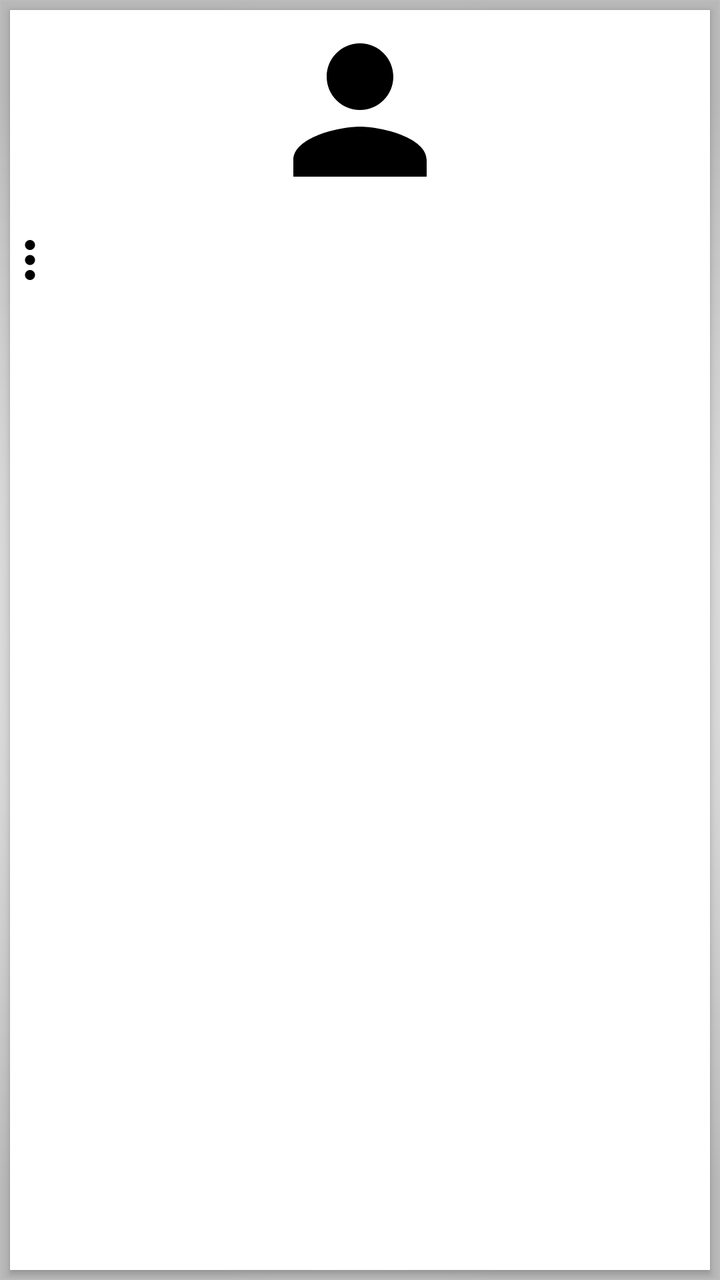
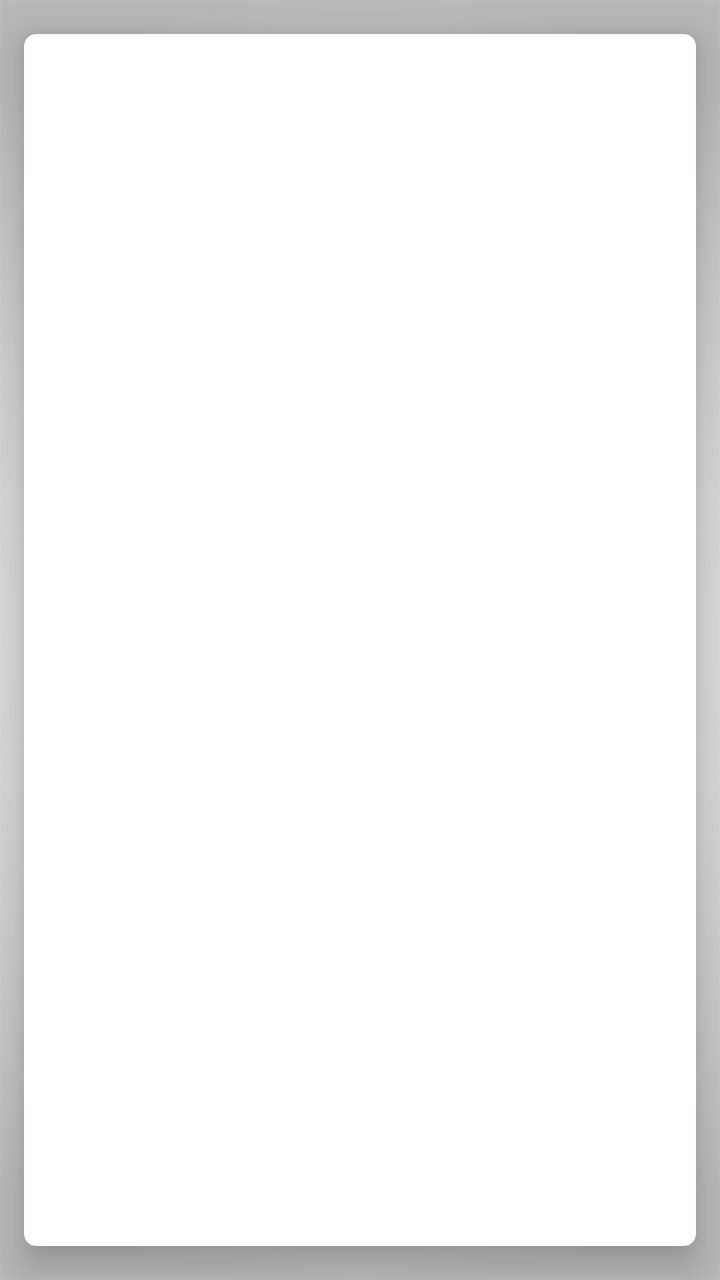

The first picture is an Android layout as it rendered before a commit; the second is the same layout after the commit. The layout source and the unified diff follow.
<!-- AndroidManifest.xml: application theme AppTheme -->
<!-- res/layout/volunteer_layout.xml -->
<?xml version="1.0" encoding="utf-8"?>
<LinearLayout xmlns:android="http://schemas.android.com/apk/res/android"
    xmlns:card_view="http://schemas.android.com/apk/res-auto"
    android:layout_width="match_parent"
    android:layout_height="wrap_content">

    <android.support.v7.widget.CardView
        android:id="@+id/card_view"
        android:layout_width="match_parent"
        android:layout_height="match_parent"
        android:layout_gravity="center"
        android:layout_margin="@dimen/card_margin"
        android:elevation="3dp"
        card_view:cardCornerRadius="@dimen/card_album_radius">
        <RelativeLayout
            android:layout_width="match_parent"
            android:layout_height="match_parent">
            <ImageView
                android:id="@+id/thumbnail"
                android:contentDescription="@string/app_name"
                android:layout_width="wrap_content"
                android:layout_centerHorizontal="true"
                android:layout_height="@dimen/album_cover_height"
                android:src="@drawable/ic_person"
                android:background="?attr/selectableItemBackgroundBorderless"
                android:clickable="false"
                android:scaleType="fitXY" />
            <TextView
                android:id="@+id/title"
                android:layout_width="match_parent"
                android:layout_height="wrap_content"
                android:layout_below="@id/thumbnail"
                android:paddingLeft="@dimen/album_title_padding"
                android:paddingRight="@dimen/album_title_padding"
                android:paddingTop="@dimen/album_title_padding"
                android:textColor="@color/album_title"
                android:textSize="@dimen/album_title" />
            <TextView
                android:id="@+id/count"
                android:layout_width="match_parent"
                android:layout_height="wrap_content"
                android:layout_below="@id/title"
                android:paddingBottom="@dimen/songs_count_padding_bottom"
                android:paddingLeft="@dimen/album_title_padding"
                android:paddingRight="@dimen/album_title_padding"
                android:textSize="@dimen/songs_count" />
            <ImageView
                android:id="@+id/overflow"
                android:layout_width="@dimen/ic_album_overflow_width"
                android:layout_height="@dimen/ic_album_overflow_height"
                android:layout_alignParentLeft="true"
                android:layout_below="@id/thumbnail"
                android:contentDescription="@string/app_name"
                android:layout_marginTop="@dimen/ic_album_overflow_margin_top"
                android:scaleType="centerCrop"
                android:src="@drawable/ic_more" />
        </RelativeLayout>
    </android.support.v7.widget.CardView>
</LinearLayout>
<!-- resources referenced by this layout -->
<resources>
  <color name="album_title">#4c4c4c</color>
  <dimen name="album_cover_height">100dp</dimen>
  <dimen name="album_title">15sp</dimen>
  <dimen name="album_title_padding">10dp</dimen>
  <dimen name="card_album_radius">0dp</dimen>
  <dimen name="card_margin">5dp</dimen>
  <dimen name="ic_album_overflow_height">30dp</dimen>
  <dimen name="ic_album_overflow_margin_top">10dp</dimen>
  <dimen name="ic_album_overflow_width">20dp</dimen>
  <dimen name="songs_count">12sp</dimen>
  <dimen name="songs_count_padding_bottom">5dp</dimen>
  <!-- drawable ic_more: png bitmap (drawable, 395 bytes) -->
  <!-- drawable ic_person: png bitmap (drawable, 900 bytes) -->
  <string name="app_name">דיווחי מגן דוד אדום</string>
  <style name="AppTheme" parent="Theme.AppCompat.Light">
          
          <item name="android:textColor">@color/Black</item>
          <item name="colorPrimary">@color/ColorPrimary</item>
          <item name="colorPrimaryDark">@color/ColorPrimaryDark</item>
          <item name="android:textColorHintInverse">@color/ColorBlue</item>
          <item name="actionBarTheme">@style/ThemeOverlay.AppCompat.Dark.ActionBar</item>
          <item name="buttonStyle">@style/FButton</item>
          <item name="android:buttonStyle">@style/FButton</item>
          <item name="colorAccent">@color/materialGrey300</item>
          
          <item name="android:actionMenuTextColor">@color/Black</item>
          <item name="android:itemBackground">@color/materialGrey300</item>
          <item name="android:textColorSecondary">@color/ColorRedDark</item>
          <item name="android:windowBackground">@drawable/ic_bgg</item>
          <item name="android:typeface">monospace</item>
  
          <item name="android:textColorHint">@color/ColorAqua</item>
          <item name="colorControlNormal">@color/ColorBlue</item>
          <item name="colorControlActivated">@color/ColorAqua</item>
          <item name="colorControlHighlight">@color/ColorAqua</item>
      </style>
  <color name="Black">#000000</color>
  <color name="ColorPrimary">#10133b</color>
  <color name="ColorPrimaryDark">#1a1d4b</color>
  <color name="ColorBlue">#98194853</color>
  <style name="FButton" parent="Theme.AppCompat.Light">
          <item name="colorControlHighlight">@color/ColorBlue</item>
          <item name="android:textColor">@color/ColorAqua</item>
          <item name="android:textSize">20sp</item>
      </style>
  <color name="materialGrey300">#ffe0e0e0</color>
  <color name="ColorRedDark">#6b0000</color>
  <!-- drawable ic_bgg: png bitmap (drawable, 33899 bytes) -->
  <color name="ColorAqua">#32a7c3</color>
</resources>

<!-- the commit's change to res/layout/volunteer_layout.xml (unified diff, before → after) -->
@@ -1,59 +1,59 @@
 <?xml version="1.0" encoding="utf-8"?>
-<LinearLayout xmlns:android="http://schemas.android.com/apk/res/android"
-    xmlns:card_view="http://schemas.android.com/apk/res-auto"
+<android.support.v7.widget.CardView
+    xmlns:android="http://schemas.android.com/apk/res/android"
+    xmlns:app="http://schemas.android.com/apk/res-auto"
+    xmlns:tools="http://schemas.android.com/tools"
+    android:id="@+id/vol_card_view"
     android:layout_width="match_parent"
-    android:layout_height="wrap_content">
-
-    <android.support.v7.widget.CardView
-        android:id="@+id/card_view"
+    android:layout_height="wrap_content"
+    android:layout_gravity="center"
+    app:cardUseCompatPadding="true"
+    app:cardBackgroundColor="@color/White"
+    app:cardElevation="10dp"
+    app:cardCornerRadius="6dp">
+    <RelativeLayout
         android:layout_width="match_parent"
-        android:layout_height="match_parent"
-        android:layout_gravity="center"
-        android:layout_margin="@dimen/card_margin"
-        android:elevation="3dp"
-        card_view:cardCornerRadius="@dimen/card_album_radius">
-        <RelativeLayout
+        android:layout_height="match_parent">
+        <ImageView
+            android:id="@+id/thumbnail"
+            android:contentDescription="@string/app_name"
+            android:layout_width="100dp"
+            android:layout_centerHorizontal="true"
+            android:layout_height="@dimen/album_cover_height"
+            app:srcCompat="@drawable/ic_person"
+            android:background="?attr/selectableItemBackgroundBorderless"
+            android:clickable="false"
+            android:scaleType="fitXY" />
+        <TextView
+            android:id="@+id/title"
             android:layout_width="match_parent"
-            android:layout_height="match_parent">
-            <ImageView
-                android:id="@+id/thumbnail"
-                android:contentDescription="@string/app_name"
-                android:layout_width="wrap_content"
-                android:layout_centerHorizontal="true"
-                android:layout_height="@dimen/album_cover_height"
-                android:src="@drawable/ic_person"
-                android:background="?attr/selectableItemBackgroundBorderless"
-                android:clickable="false"
-                android:scaleType="fitXY" />
-            <TextView
-                android:id="@+id/title"
-                android:layout_width="match_parent"
-                android:layout_height="wrap_content"
-                android:layout_below="@id/thumbnail"
-                android:paddingLeft="@dimen/album_title_padding"
-                android:paddingRight="@dimen/album_title_padding"
-                android:paddingTop="@dimen/album_title_padding"
-                android:textColor="@color/album_title"
-                android:textSize="@dimen/album_title" />
-            <TextView
-                android:id="@+id/count"
-                android:layout_width="match_parent"
-                android:layout_height="wrap_content"
-                android:layout_below="@id/title"
-                android:paddingBottom="@dimen/songs_count_padding_bottom"
-                android:paddingLeft="@dimen/album_title_padding"
-                android:paddingRight="@dimen/album_title_padding"
-                android:textSize="@dimen/songs_count" />
-            <ImageView
-                android:id="@+id/overflow"
-                android:layout_width="@dimen/ic_album_overflow_width"
-                android:layout_height="@dimen/ic_album_overflow_height"
-                android:layout_alignParentLeft="true"
-                android:layout_below="@id/thumbnail"
-                android:contentDescription="@string/app_name"
-                android:layout_marginTop="@dimen/ic_album_overflow_margin_top"
-                android:scaleType="centerCrop"
-                android:src="@drawable/ic_more" />
-        </RelativeLayout>
-    </android.support.v7.widget.CardView>
-</LinearLayout>
+            android:layout_height="wrap_content"
+            android:layout_below="@id/thumbnail"
+            android:layout_marginLeft="20dp"
+            android:paddingLeft="@dimen/album_title_padding"
+            android:paddingRight="@dimen/album_title_padding"
+            android:paddingTop="@dimen/album_title_padding"
+            android:textColor="@color/album_title"
+            android:textSize="@dimen/album_title" />
+        <TextView
+            android:id="@+id/count"
+            android:layout_width="match_parent"
+            android:layout_height="wrap_content"
+            android:layout_below="@id/title"
+            android:paddingBottom="@dimen/songs_count_padding_bottom"
+            android:paddingLeft="@dimen/album_title_padding"
+            android:paddingRight="@dimen/album_title_padding"
+            android:textSize="@dimen/songs_count" />
+        <ImageView
+            android:id="@+id/overflow"
+            android:layout_width="@dimen/ic_album_overflow_width"
+            android:layout_height="@dimen/ic_album_overflow_height"
+            android:layout_alignParentLeft="true"
+            android:layout_below="@id/thumbnail"
+            android:contentDescription="@string/app_name"
+            android:layout_marginTop="@dimen/ic_album_overflow_margin_top"
+            android:scaleType="centerCrop"
+            app:srcCompat="@drawable/ic_more"
+            tools:ignore="RtlHardcoded" />
+    </RelativeLayout>
+</android.support.v7.widget.CardView>
<!-- resource entries referenced after the edit -->
@@ -1,18 +1,35 @@
 <!-- resources referenced by this layout -->
 <resources>
+  <color name="White">#FFFFFF</color>
   <color name="album_title">#4c4c4c</color>
   <dimen name="album_cover_height">100dp</dimen>
   <dimen name="album_title">15sp</dimen>
   <dimen name="album_title_padding">10dp</dimen>
-  <dimen name="card_album_radius">0dp</dimen>
-  <dimen name="card_margin">5dp</dimen>
   <dimen name="ic_album_overflow_height">30dp</dimen>
   <dimen name="ic_album_overflow_margin_top">10dp</dimen>
   <dimen name="ic_album_overflow_width">20dp</dimen>
   <dimen name="songs_count">12sp</dimen>
   <dimen name="songs_count_padding_bottom">5dp</dimen>
-  <!-- drawable ic_more: png bitmap (drawable, 395 bytes) -->
-  <!-- drawable ic_person: png bitmap (drawable, 900 bytes) -->
+  <!-- drawable ic_more (drawable-anydpi-v21) -->
+  <vector xmlns:android="http://schemas.android.com/apk/res/android"
+          android:width="24dp"
+          android:height="24dp"
+          android:viewportWidth="24.0"
+          android:viewportHeight="24.0">
+      <path
+          android:fillColor="#FF000000"
+          android:pathData="M12,8c1.1,0 2,-0.9 2,-2s-0.9,-2 -2,-2 -2,0.9 -2,2 0.9,2 2,2zM12,10c-1.1,0 -2,0.9 -2,2s0.9,2 2,2 2,-0.9 2,-2 -0.9,-2 -2,-2zM12,16c-1.1,0 -2,0.9 -2,2s0.9,2 2,2 2,-0.9 2,-2 -0.9,-2 -2,-2z"/>
+  </vector>
+  <!-- drawable ic_person (drawable-anydpi-v21) -->
+  <vector xmlns:android="http://schemas.android.com/apk/res/android"
+          android:width="100dp"
+          android:height="100dp"
+          android:viewportWidth="24.0"
+          android:viewportHeight="24.0">
+      <path
+          android:fillColor="#FF000000"
+          android:pathData="M12,12c2.21,0 4,-1.79 4,-4s-1.79,-4 -4,-4 -4,1.79 -4,4 1.79,4 4,4zM12,14c-2.67,0 -8,1.34 -8,4v2h16v-2c0,-2.66 -5.33,-4 -8,-4z"/>
+  </vector>
   <string name="app_name">דיווחי מגן דוד אדום</string>
   <style name="AppTheme" parent="Theme.AppCompat.Light">
           
